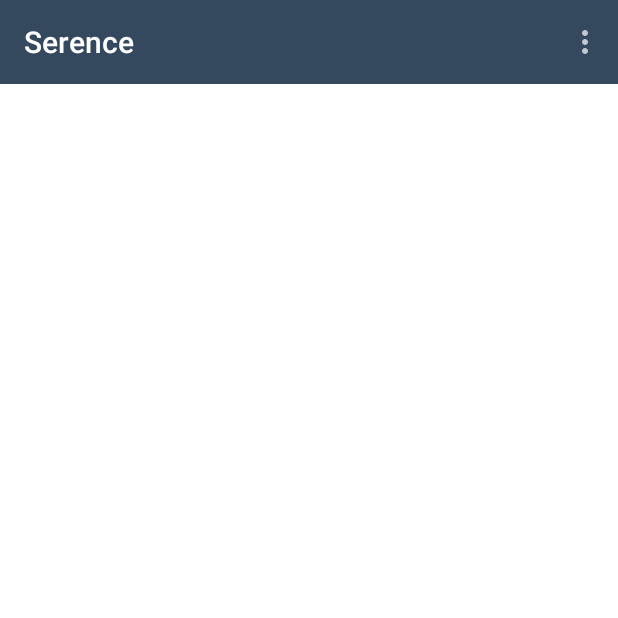
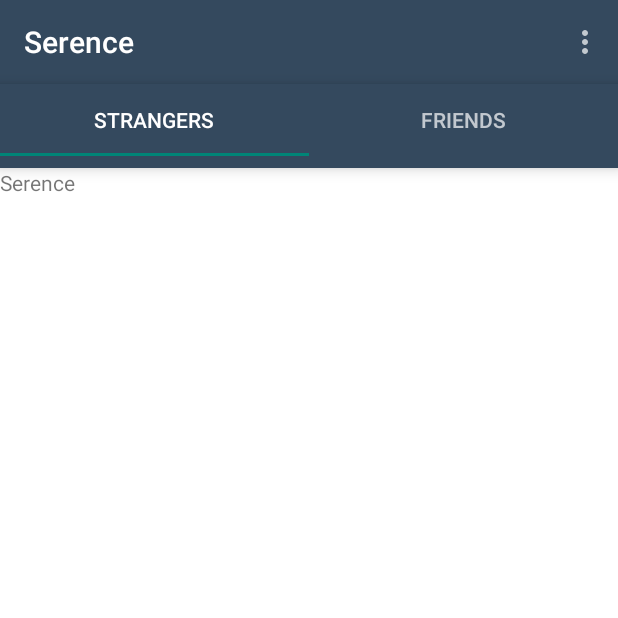
Before and after one commit to serence/Serence, an Android app: the screen it shows after launch (Serence), on a phone screen of 412 x 824 dp, the top half of it. Run offline under Robolectric (Android 15) with nearby library versions, the phone set to English and light mode, and no system bars.

Commit message:
Created Unevven Tabs

```diff
--- a/app/src/main/java/org/nganga/sesame/Serence.java
+++ b/app/src/main/java/org/nganga/sesame/Serence.java
@@ -1,6 +1,7 @@
 package org.nganga.sesame;
 
 import android.graphics.drawable.Drawable;
+import android.support.design.widget.TabLayout;
 import android.support.v4.app.Fragment;
 import android.support.v4.app.FragmentManager;
 import android.support.v4.app.FragmentPagerAdapter;
@@ -32,7 +33,32 @@ public class Serence extends AppCompatActivity {
         setSupportActionBar(toolbar);
 
 
-        viewPager = (ViewPager) findViewById(R.id.viewPager);
+        TabLayout tabLayout = (TabLayout) findViewById(R.id.tab_layout);
+        tabLayout.addTab(tabLayout.newTab().setText("Strangers"));
+        tabLayout.addTab(tabLayout.newTab().setText("Friends"));
+        tabLayout.setTabGravity(TabLayout.GRAVITY_FILL);
+
+        final ViewPager viewPager = (ViewPager) findViewById(R.id.viewPager);
+        final SerencePagerAdapter adapter = new SerencePagerAdapter
+                (getSupportFragmentManager(), tabLayout.getTabCount());
+        viewPager.setAdapter(adapter);
+        viewPager.addOnPageChangeListener(new TabLayout.TabLayoutOnPageChangeListener(tabLayout));
+        tabLayout.setOnTabSelectedListener(new TabLayout.OnTabSelectedListener() {
+            @Override
+            public void onTabSelected(TabLayout.Tab tab) {
+                viewPager.setCurrentItem(tab.getPosition());
+            }
+
+            @Override
+            public void onTabUnselected(TabLayout.Tab tab) {
+
+            }
+
+            @Override
+            public void onTabReselected(TabLayout.Tab tab) {
+
+            }
+        });
 
     }
 
--- a/app/src/main/java/org/nganga/sesame/SerencePagerAdapter.java
+++ b/app/src/main/java/org/nganga/sesame/SerencePagerAdapter.java
@@ -21,11 +21,11 @@ public class SerencePagerAdapter extends FragmentStatePagerAdapter {
 
         switch (position) {
             case 0:
-                Strangers tab1 = new Strangers();
-                return tab1;
+                Strangers strangers = new Strangers();
+                return strangers;
             case 1:
-                Friends tab2 = new Friends();
-                return tab2;
+                Friends friends = new Friends();
+                return friends;
             default:
                 return null;
         }
--- a/app/src/main/res/layout/activity_serence.xml
+++ b/app/src/main/res/layout/activity_serence.xml
@@ -11,6 +11,17 @@
         layout="@layout/app_bar" />
 
 
+    <android.support.design.widget.TabLayout
+        android:id="@+id/tab_layout"
+        android:layout_width="match_parent"
+        android:layout_height="wrap_content"
+        android:background="?attr/colorPrimary"
+        android:elevation="6dp"
+        app:tabMode="fixed"
+        app:tabGravity="center"
+        app:tabTextAppearance="@style/TextAppearance.Design.Tab"
+        android:minHeight="?attr/actionBarSize"
+        android:theme="@style/ThemeOverlay.AppCompat.Dark.ActionBar"/>
 
     <android.support.v4.view.ViewPager
         android:id="@+id/viewPager"
--- a/app/src/main/res/layout/fragment_strangers.xml
+++ b/app/src/main/res/layout/fragment_strangers.xml
@@ -8,6 +8,6 @@
     <TextView
         android:layout_width="match_parent"
         android:layout_height="match_parent"
-        android:text="@string/hello_world"/>
+        android:text="@string/app_name"/>
 
 </FrameLayout>
--- a/app/src/main/res/values/color.xml
+++ b/app/src/main/res/values/color.xml
@@ -7,7 +7,7 @@
     <color name="primary_text">#212121</color>
     <color name="secondary_text">#727272</color>
     <color name="icons">#FFFFFF</color>
-    <color name="divider">#B6B6B6</color>
+    <color name="divider">#34495e</color>
 
 
 
--- a/app/src/main/res/values/strings.xml
+++ b/app/src/main/res/values/strings.xml
@@ -13,4 +13,7 @@
 
     <string name="title_activity_vectors">Vectors</string>
 
+<!-- TODO: Remove or change this placeholder text -->
+    <string name="hello_blank_fragment">Hello blank fragment</string>
+
 </resources>
```
Also changed, not shown: app/src/main/java/org/nganga/sesame/Friends.java (+3 -81 lines), app/src/main/java/org/nganga/sesame/Strangers.java (+1 -82 lines).
